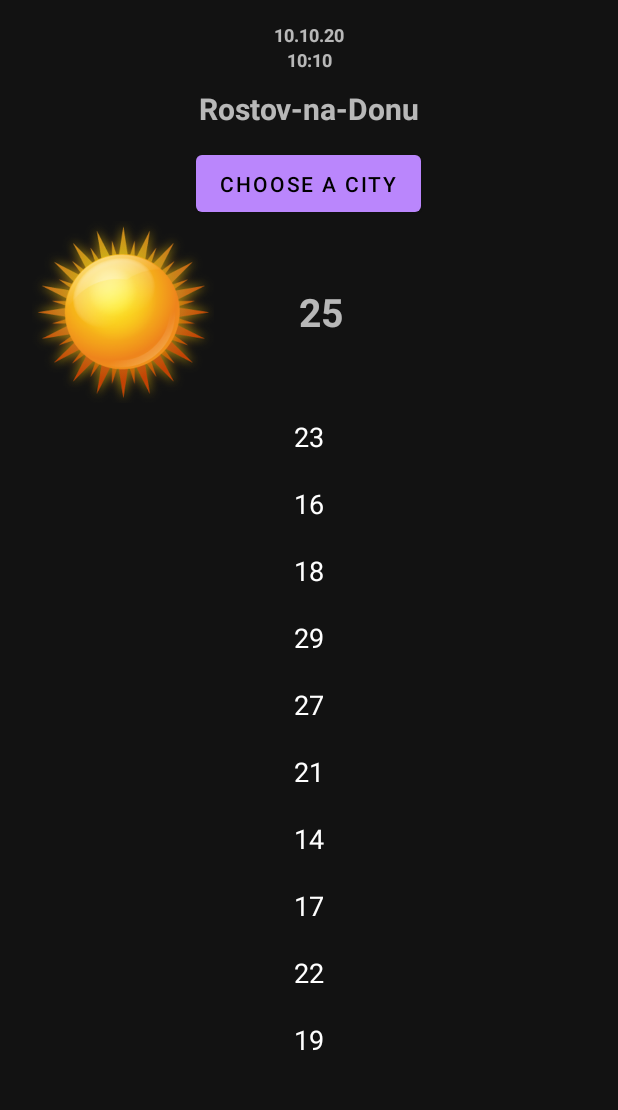
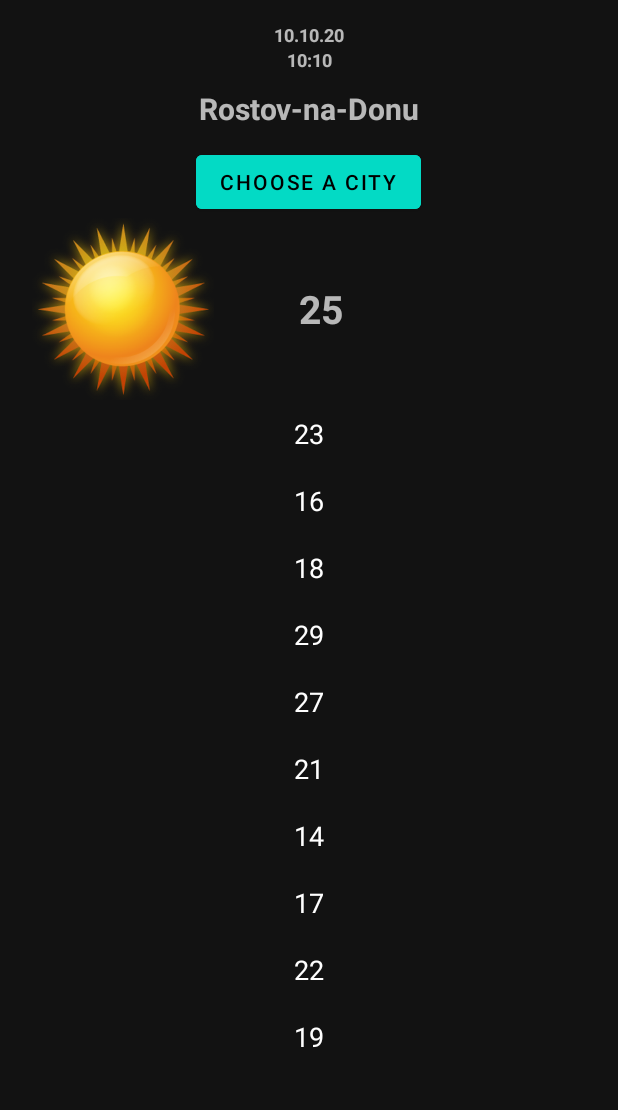
Before and after one commit to Ruslan61/Android_Base_Level, an Android app: the screen it shows after launch (MainActivity), on a phone screen of 412 x 824 dp, the part 62-1172 px from its top. Run offline under Robolectric (Android 15) with nearby library versions, the phone set to English and light mode, and no system bars.

Commit message:
added styles

```diff
--- a/app/src/main/java/com/geekbrains/a1l1_helloworld/ui/activities/CityActivity.java
+++ b/app/src/main/java/com/geekbrains/a1l1_helloworld/ui/activities/CityActivity.java
@@ -3,18 +3,15 @@ package com.geekbrains.a1l1_helloworld.ui.activities;
 import android.content.Intent;
 import android.os.Bundle;
 import android.view.View;
-import android.widget.ArrayAdapter;
-import android.widget.EditText;
 import android.widget.TextView;
 
 import androidx.annotation.Nullable;
 import androidx.appcompat.app.AppCompatActivity;
 import androidx.recyclerview.widget.LinearLayoutManager;
 import androidx.recyclerview.widget.RecyclerView;
+
 import com.geekbrains.a1l1_helloworld.R;
 import com.google.android.material.textfield.TextInputEditText;
-
-import java.util.Objects;
 
 public class CityActivity extends AppCompatActivity {
     public final static String cityActivityDataKey = "cityActivityDataKey";
@@ -51,7 +48,6 @@ public class CityActivity extends AppCompatActivity {
     }
 
 
-
     private void setOnClickListenerForSelectBtn() {
         findViewById(R.id.select).setOnClickListener(new View.OnClickListener() {
             @Override
--- a/app/src/main/java/com/geekbrains/a1l1_helloworld/ui/activities/MainActivity.java
+++ b/app/src/main/java/com/geekbrains/a1l1_helloworld/ui/activities/MainActivity.java
@@ -11,6 +11,7 @@ import android.os.Bundle;
 import android.view.View;
 import android.widget.Button;
 import android.widget.TextView;
+
 import com.geekbrains.a1l1_helloworld.R;
 
 public class MainActivity extends AppCompatActivity {
--- a/app/src/main/java/com/geekbrains/a1l1_helloworld/ui/activities/RecyclerDataAdapter.java
+++ b/app/src/main/java/com/geekbrains/a1l1_helloworld/ui/activities/RecyclerDataAdapter.java
@@ -6,8 +6,10 @@ import android.view.View;
 import android.view.ViewGroup;
 import android.widget.TextView;
 import android.widget.Toast;
+
 import androidx.annotation.NonNull;
 import androidx.recyclerview.widget.RecyclerView;
+
 import com.geekbrains.a1l1_helloworld.R;
 
 public class RecyclerDataAdapter extends RecyclerView.Adapter<RecyclerDataAdapter.ViewHolder> {
@@ -53,6 +55,7 @@ public class RecyclerDataAdapter extends RecyclerView.Adapter<RecyclerDataAdapte
 
     class ViewHolder extends RecyclerView.ViewHolder {
         TextView textView;
+
         public ViewHolder(@NonNull View itemView) {
             super(itemView);
             textView = itemView.findViewById(R.id.itemTextView);
--- a/app/src/main/res/layout-land/city_layout.xml
+++ b/app/src/main/res/layout-land/city_layout.xml
@@ -1,6 +1,5 @@
 <?xml version="1.0" encoding="utf-8"?>
-<LinearLayout
-    xmlns:android="http://schemas.android.com/apk/res/android"
+<LinearLayout xmlns:android="http://schemas.android.com/apk/res/android"
     android:layout_width="match_parent"
     android:layout_height="match_parent"
     android:orientation="vertical">
@@ -13,22 +12,20 @@
             android:id="@+id/inputCity"
             android:layout_width="match_parent"
             android:layout_height="wrap_content"
+            android:layout_gravity="center"
             android:layout_marginTop="20dp"
             android:ems="10"
-            android:layout_gravity="center"
             android:hint="@string/cityHint"
-            android:inputType="textPersonName"/>
+            android:inputType="textPersonName" />
     </com.google.android.material.textfield.TextInputLayout>
 
     <Button
         android:id="@+id/select"
-        android:layout_width="wrap_content"
-        android:layout_height="wrap_content"
-        android:layout_gravity="center"
+        style="@style/ButtonStyle"
         android:text="@string/button" />
 
     <androidx.recyclerview.widget.RecyclerView
         android:id="@+id/recyclerView"
         android:layout_width="match_parent"
-        android:layout_height="match_parent"/>
+        android:layout_height="match_parent" />
 </LinearLayout>
--- a/app/src/main/res/layout-land/weather_layout.xml
+++ b/app/src/main/res/layout-land/weather_layout.xml
@@ -1,56 +1,41 @@
 <?xml version="1.0" encoding="utf-8"?>
-<LinearLayout
-    xmlns:android="http://schemas.android.com/apk/res/android"
+<LinearLayout xmlns:android="http://schemas.android.com/apk/res/android"
     android:layout_width="match_parent"
     android:layout_height="match_parent"
     android:orientation="vertical">
 
     <TextView
         android:id="@+id/actualDate"
-        android:layout_width="wrap_content"
-        android:layout_height="wrap_content"
-        android:textSize="12sp"
-        android:textStyle="bold"
-        android:ems="10"
-        android:gravity="center"
-        android:layout_gravity="center"
+        style="@style/DataAndTime"
         android:text="10.10.20" />
 
     <TextView
         android:id="@+id/actualTime"
-        android:layout_width="wrap_content"
-        android:layout_height="wrap_content"
-        android:textSize="12sp"
-        android:textStyle="bold"
-        android:ems="10"
-        android:gravity="center"
-        android:layout_gravity="center"
+        style="@style/DataAndTime"
         android:text="10:10" />
 
     <TextView
         android:id="@+id/displayedCity"
         android:layout_width="188dp"
         android:layout_height="49dp"
+        android:layout_gravity="center"
+        android:gravity="center"
+        android:text="@string/city_rostov_na_donu"
         android:textSize="20sp"
-        android:textStyle="bold"
-        android:gravity="center"
-        android:layout_gravity="center"
-        android:text="@string/city_rostov_na_donu" />
+        android:textStyle="bold" />
 
     <Button
         android:id="@+id/chooseACityButton"
-        android:layout_width="wrap_content"
-        android:layout_height="50dp"
-        android:layout_gravity="center"
-        android:text="@string/choose_a_city_btn"
-        android:textSize="14sp" />
+        style="@style/ButtonStyle"
+        android:text="@string/choose_a_city_btn" />
 
     <TableLayout
         android:layout_width="match_parent"
         android:layout_height="wrap_content"
         android:layout_gravity="center">
-        <TableRow
-            android:gravity="center">
+
+        <TableRow android:gravity="center">
+
             <ImageView
                 android:id="@+id/imageSun"
                 android:layout_width="164dp"
@@ -63,11 +48,11 @@
                 android:layout_width="80dp"
                 android:layout_height="match_parent"
                 android:layout_gravity="center"
-                android:scrollbarSize="26sp"
-                android:textStyle="bold"
                 android:ems="10"
                 android:gravity="center"
-                android:text="25" />
+                android:scrollbarSize="26sp"
+                android:text="25"
+                android:textStyle="bold" />
 
             <androidx.recyclerview.widget.RecyclerView
                 android:id="@+id/recyclerViewWeather"
--- a/app/src/main/res/layout/city_layout.xml
+++ b/app/src/main/res/layout/city_layout.xml
@@ -1,6 +1,5 @@
 <?xml version="1.0" encoding="utf-8"?>
-<LinearLayout
-    xmlns:android="http://schemas.android.com/apk/res/android"
+<LinearLayout xmlns:android="http://schemas.android.com/apk/res/android"
     android:layout_width="match_parent"
     android:layout_height="match_parent"
     android:orientation="vertical">
@@ -13,22 +12,20 @@
             android:id="@+id/inputCity"
             android:layout_width="match_parent"
             android:layout_height="wrap_content"
+            android:layout_gravity="center"
             android:layout_marginTop="120dp"
             android:ems="10"
-            android:layout_gravity="center"
             android:hint="@string/cityHint"
-            android:inputType="textPersonName"/>
+            android:inputType="textPersonName" />
     </com.google.android.material.textfield.TextInputLayout>
 
     <Button
         android:id="@+id/select"
-        android:layout_width="wrap_content"
-        android:layout_height="wrap_content"
-        android:layout_gravity="center"
+        style="@style/ButtonStyle"
         android:text="@string/button" />
 
     <androidx.recyclerview.widget.RecyclerView
         android:id="@+id/recyclerView"
         android:layout_width="match_parent"
-        android:layout_height="match_parent"/>
+        android:layout_height="match_parent" />
 </LinearLayout>
--- a/app/src/main/res/layout/item_rv_layout.xml
+++ b/app/src/main/res/layout/item_rv_layout.xml
@@ -1,24 +1,25 @@
 <?xml version="1.0" encoding="utf-8"?>
 <FrameLayout xmlns:android="http://schemas.android.com/apk/res/android"
     xmlns:tools="http://schemas.android.com/tools"
-    android:foreground="?android:attr/selectableItemBackground"
     android:id="@+id/listItemLayout"
-    android:layout_width="match_parent" android:layout_height="wrap_content">
+    android:layout_width="match_parent"
+    android:layout_height="wrap_content"
+    android:foreground="?android:attr/selectableItemBackground">
 
     <TextView
         android:id="@+id/itemTextView"
         android:layout_width="match_parent"
         android:layout_height="wrap_content"
+        android:ellipsize="end"
+        android:gravity="center"
+        android:lines="1"
+        android:paddingStart="16dp"
+        android:paddingTop="10dp"
+        android:paddingEnd="16dp"
+        android:paddingBottom="10dp"
+        android:textColor="@android:color/white"
         android:textSize="18sp"
-        android:textColor="@android:color/white"
-        android:gravity="center"
-        android:paddingStart="16dp"
-        android:paddingEnd="16dp"
-        android:paddingTop="10dp"
-        android:paddingBottom="10dp"
-        android:lines="1"
-        android:ellipsize="end"
-        tools:text="Item text"
-        tools:ignore="UnusedAttribute" />
+        tools:ignore="UnusedAttribute"
+        tools:text="Item text" />
 
 </FrameLayout>
--- a/app/src/main/res/layout/weather_layout.xml
+++ b/app/src/main/res/layout/weather_layout.xml
@@ -1,49 +1,33 @@
 <?xml version="1.0" encoding="utf-8"?>
-<LinearLayout
-    xmlns:android="http://schemas.android.com/apk/res/android"
+<LinearLayout xmlns:android="http://schemas.android.com/apk/res/android"
     android:layout_width="match_parent"
     android:layout_height="match_parent"
     android:orientation="vertical">
 
     <TextView
         android:id="@+id/actualDate"
-        android:layout_width="wrap_content"
-        android:layout_height="wrap_content"
-        android:textSize="12sp"
-        android:textStyle="bold"
-        android:ems="10"
-        android:gravity="center"
-        android:layout_gravity="center"
+        style="@style/DataAndTime"
         android:text="10.10.20" />
 
     <TextView
         android:id="@+id/actualTime"
-        android:layout_width="wrap_content"
-        android:layout_height="wrap_content"
-        android:textSize="12sp"
-        android:textStyle="bold"
-        android:ems="10"
-        android:gravity="center"
-        android:layout_gravity="center"
+        style="@style/DataAndTime"
         android:text="10:10" />
 
     <TextView
         android:id="@+id/displayedCity"
         android:layout_width="188dp"
         android:layout_height="49dp"
+        android:layout_gravity="center"
+        android:gravity="center"
+        android:text="@string/city_rostov_na_donu"
         android:textSize="20sp"
-        android:textStyle="bold"
-        android:gravity="center"
-        android:layout_gravity="center"
-        android:text="@string/city_rostov_na_donu" />
+        android:textStyle="bold" />
 
     <Button
         android:id="@+id/chooseACityButton"
-        android:layout_width="wrap_content"
-        android:layout_height="50dp"
-        android:layout_gravity="center"
-        android:text="@string/choose_a_city_btn"
-        android:textSize="14sp" />
+        style="@style/ButtonStyle"
+        android:text="@string/choose_a_city_btn" />
 
     <TableLayout
         android:layout_width="match_parent"
@@ -51,6 +35,7 @@
         android:layout_gravity="center">
 
         <TableRow>
+
             <ImageView
                 android:id="@+id/imageSun"
                 android:layout_width="164dp"
@@ -63,11 +48,11 @@
                 android:layout_width="100dp"
                 android:layout_height="match_parent"
                 android:layout_gravity="center"
-                android:textSize="26sp"
-                android:textStyle="bold"
                 android:ems="10"
                 android:gravity="center"
-                android:text="25" />
+                android:text="25"
+                android:textSize="26sp"
+                android:textStyle="bold" />
         </TableRow>
     </TableLayout>
 
--- a/app/src/main/res/values/styles.xml
+++ b/app/src/main/res/values/styles.xml
@@ -8,6 +8,24 @@
         <item name="colorAccent">@color/colorAccent</item>
     </style>
 
-    <style name="AppDarkTheme" parent="Theme.MaterialComponents"/>
+    <style name="AppDarkTheme" parent="Theme.MaterialComponents" />
+
+    <style name="ButtonStyle">
+        <item name="android:layout_width">wrap_content</item>
+        <item name="android:layout_height">wrap_content</item>
+        <item name="android:layout_gravity">center</item>
+        <item name="android:backgroundTint">@color/colorAccent</item>
+        <item name="android:textSize">14sp</item>
+    </style>
+
+    <style name="DataAndTime">
+        <item name="android:layout_width">wrap_content</item>
+        <item name="android:layout_height">wrap_content</item>
+        <item name="android:layout_gravity">center</item>
+        <item name="android:gravity">center</item>
+        <item name="android:textSize">12sp</item>
+        <item name="android:ems">10</item>
+        <item name="android:textStyle">bold</item>
+    </style>
 
 </resources>
```
